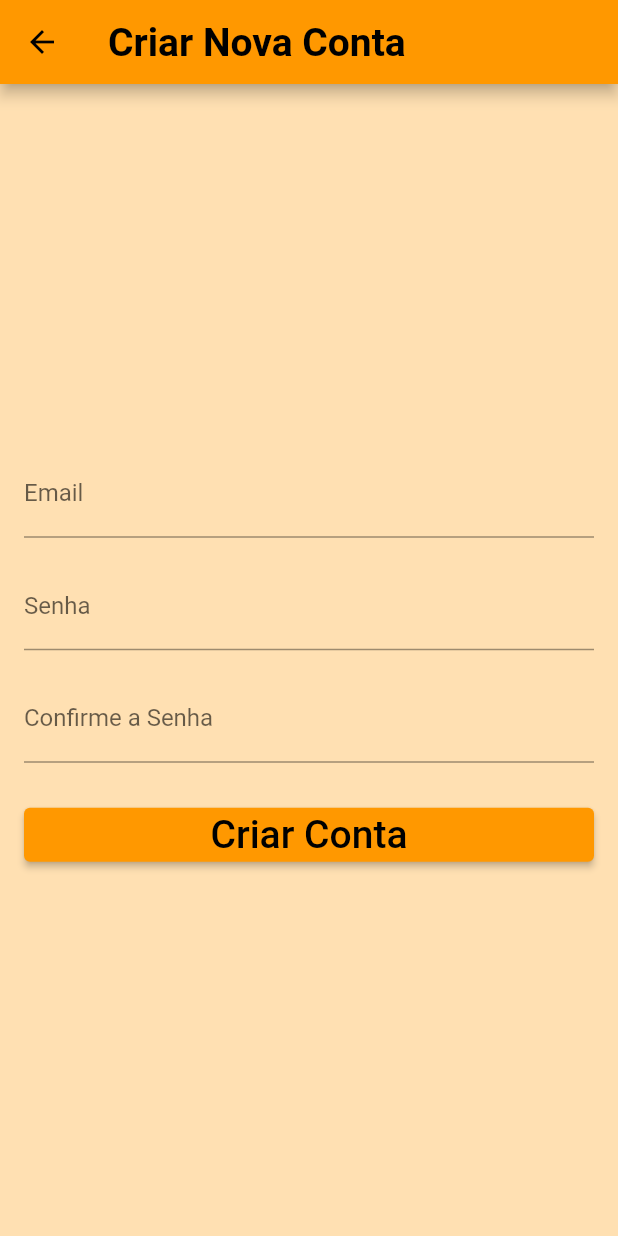
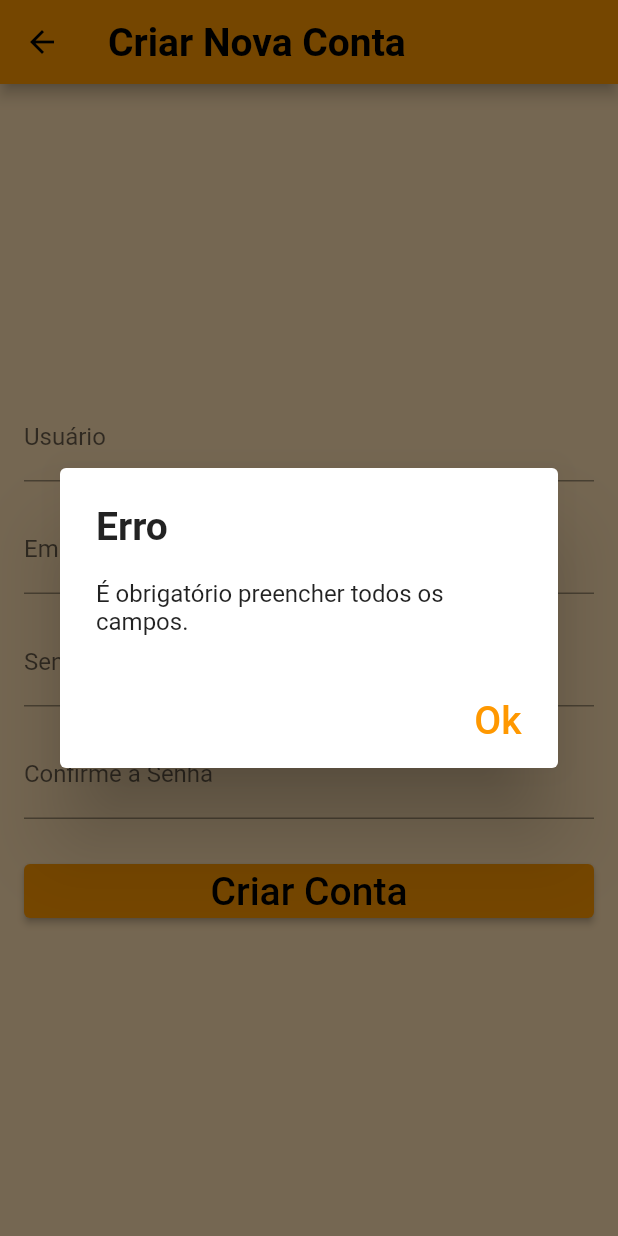
Before and after one commit to Iagolealfa/Cop-Incident, a Flutter app: the CreateAccountScreen screen opened directly, after a tap on "Criar Conta", on a phone screen of 412 x 824 dp. Run offline on Flutter 3.47's test engine with Material 2 defaults, Android fonts, the phone set to English and light mode, and no system bars; our stand-ins replace cloud_firestore, firebase_auth, firebase_core; accounts and stored records are empty; Roboto replaces fonts that are missing (Bebes Neue, Orienta).

Commit message:
Criação do atributo usuário na pagina criação de conta e caixa de alerta caso todos os campos não estejam preenchidos

```diff
--- a/incident/lib/criarConta.dart
+++ b/incident/lib/criarConta.dart
@@ -13,6 +13,7 @@ class _CreateAccountScreenState extends State<CreateAccountScreen> {
   final TextEditingController _passwordController = TextEditingController();
   final TextEditingController _confirmPasswordController =
       TextEditingController();
+  final TextEditingController _usuarioController = TextEditingController();
   final FirebaseAuth _auth = FirebaseAuth.instance;
   final FirebaseFirestore _firestore = FirebaseFirestore.instance;
 
@@ -32,9 +33,25 @@ class _CreateAccountScreenState extends State<CreateAccountScreen> {
     final String email = _emailController.text.trim();
     final String password = _passwordController.text.trim();
     final String confirmPassword = _confirmPasswordController.text.trim();
+    final String usuario = _usuarioController.text.trim();
 
-    if (email.isEmpty || password.isEmpty || confirmPassword.isEmpty) {
-      // Verifica se os campos estão vazios
+    if (email.isEmpty ||
+        password.isEmpty ||
+        confirmPassword.isEmpty ||
+        usuario.isEmpty) {
+      showDialog(
+        context: context,
+        builder: (context) => AlertDialog(
+          title: Text('Erro'),
+          content: Text('É obrigatório preencher todos os campos.'),
+          actions: [
+            TextButton(
+              onPressed: () => Navigator.pop(context),
+              child: Text('Ok'),
+            ),
+          ],
+        ),
+      );
       return;
     }
 
@@ -52,16 +69,13 @@ class _CreateAccountScreenState extends State<CreateAccountScreen> {
         password: password,
       );
 
-      // Sucesso! Nova conta criada e o usuário está logado.
       print('Nova conta criada: ${userCredential.user?.email}');
 
       await _firestore.collection('users').doc(userCredential.user!.uid).set({
         'email': email,
-        'name':
-            'Nome do Usuário', // Por exemplo, você pode definir um nome padrão aqui.
-        // Você pode adicionar mais campos como idade, endereço, etc.
+        'usuario': usuario,
       });
-      // Após a criação da nova conta bem-sucedida, navegar para a tela HomePage
+
       Navigator.pushReplacement(
         context,
         MaterialPageRoute(
@@ -98,6 +112,13 @@ class _CreateAccountScreenState extends State<CreateAccountScreen> {
           crossAxisAlignment: CrossAxisAlignment.stretch,
           children: [
             TextField(
+              controller: _usuarioController,
+              decoration: InputDecoration(
+                labelText: 'Usuário',
+              ),
+            ),
+            SizedBox(height: 16),
+            TextField(
               controller: _emailController,
               keyboardType: TextInputType.emailAddress,
               decoration: InputDecoration(
```
